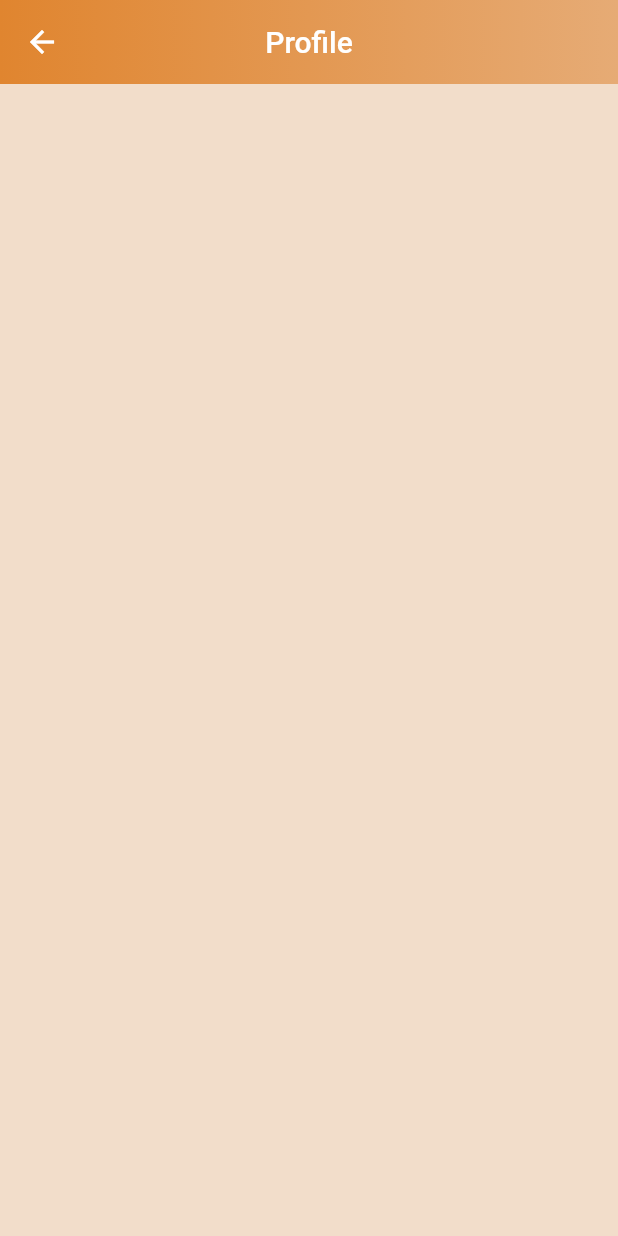
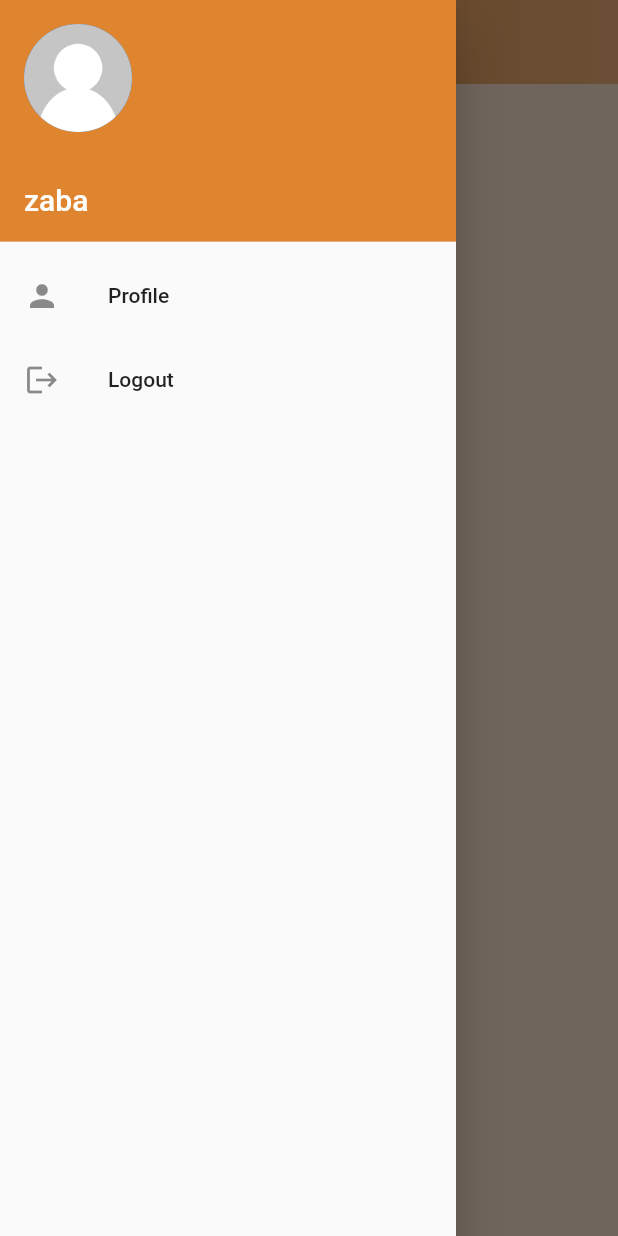
Before and after one commit to makjac/Flutter_PostBox_app, a Flutter app: the ProfilePage screen opened by its route, with the side drawer open (before the commit the screen has no drawer), on a phone screen of 412 x 824 dp. Run offline on Flutter 3.47's test engine with Material 2 defaults, Android fonts, the phone set to English and light mode, and no system bars; our stand-ins replace bloc, flutter_bloc, form_validator, shared_preferences; accounts and stored records are empty; network calls fail.

Commit message:
profile page update, new Drawer

```diff
--- a/lib/Forms/register_form/registerForm.dart
+++ b/lib/Forms/register_form/registerForm.dart
@@ -80,7 +80,8 @@ class RegisterForm extends StatelessWidget {
               ),
             ),
           ),
-      ));
+        ),
+      );
 
   Widget buildFirstName() => TextFormField(
         decoration: const InputDecoration(
--- a/lib/constans/strings.dart
+++ b/lib/constans/strings.dart
@@ -3,4 +3,5 @@
 const START_ROUTE = "/";
 const LOGIN_ROUTE = "/login";
 const REGISTER_ROUTE = "/register";
-const PROFILE_ROUTE = "/home";
+const PROFILE_ROUTE = "/profile";
+const EDIT_PROFILE_ROUTE = "/profile/edit";
--- a/lib/cubit/login_cubit.dart
+++ b/lib/cubit/login_cubit.dart
@@ -3,6 +3,7 @@ import 'package:bloc/bloc.dart';
 import 'package:flutter/material.dart';
 
 import 'package:post_box/data/repository.dart';
+import 'package:post_box/utils/userSharedPreferences.dart';
 
 part 'login_state.dart';
 
@@ -18,6 +19,7 @@ class LoginCubit extends Cubit<LoginState> {
     repository.loginUser(login, passwd).then((status) {
       switch (status) {
         case 200:
+          UserSharedPreferences.setLogin(login);
           emit(Logged());
           break;
         case 401:
--- a/lib/data/network_service.dart
+++ b/lib/data/network_service.dart
@@ -34,6 +34,7 @@ class NetworkService {
       return response.statusCode;
     } catch (e) {
       await UserSharedPreferences.setToken("");
+      await UserSharedPreferences.setLogin("");
       return 0;
     }
   }
--- /dev/null
+++ b/lib/graphic/templates/logged_page_template.dart
@@ -0,0 +1,68 @@
+// ignore_for_file: public_member_api_docs, sort_constructors_first
+import 'package:flutter/material.dart';
+import 'package:post_box/constans/colors.dart';
+import 'package:post_box/constans/strings.dart';
+import 'package:post_box/utils/userSharedPreferences.dart';
+
+class LoggedPageTemplate extends StatelessWidget {
+  final Widget? body;
+  final String title;
+  const LoggedPageTemplate({
+    Key? key,
+    this.body,
+    this.title = "",
+  }) : super(key: key);
+
+  @override
+  Widget build(BuildContext context) {
+    return Scaffold(
+      appBar: AppBar(
+        title: Text(title),
+        centerTitle: true,
+        backgroundColor: Colors.transparent,
+        bottomOpacity: 0.0,
+        elevation: 0.0,
+        flexibleSpace: Container(
+          decoration: const BoxDecoration(
+            gradient: LinearGradient(
+              colors: [Color(0xFFE0852F), Color(0xFFE6AB75)],
+            ),
+          ),
+        ),
+      ),
+      drawer: Drawer(
+        child: ListView(
+          padding: EdgeInsets.zero,
+          children: <Widget>[
+            const UserAccountsDrawerHeader(
+              accountName: Text("zaba", style: TextStyle(fontSize: 20)),
+              accountEmail: null,
+              currentAccountPicture: CircleAvatar(
+                backgroundImage: AssetImage('assets/images/def_avatar.png'),
+              ),
+              decoration: BoxDecoration(color: DARK_GRADIENT_COLOR),
+            ),
+            ListTile(
+              leading: const Icon(Icons.person),
+              title: const Text("Profile"),
+              onTap: () => Navigator.pushNamed(context, PROFILE_ROUTE),
+            ),
+            ListTile(
+              //tileColor: Colors.red[00],
+              leading: const Icon(Icons.logout),
+              title: const Text("Logout"),
+              onTap: () async {
+                await UserSharedPreferences.setToken("");
+                await UserSharedPreferences.setLogin("");
+                Navigator.pushNamedAndRemoveUntil(
+                    context, START_ROUTE, (Route<dynamic> route) => false);
+              },
+            )
+          ],
+        ),
+      ),
+      backgroundColor: const Color.fromARGB(255, 242, 221, 202),
+      body: body,
+    );
+  }
+}
--- a/lib/router.dart
+++ b/lib/router.dart
@@ -3,6 +3,7 @@ import 'package:flutter_bloc/flutter_bloc.dart';
 import 'package:post_box/cubit/login_cubit.dart';
 import 'package:post_box/cubit/register_cubit.dart';
 import 'package:post_box/data/network_service.dart';
+import 'package:post_box/pages/editProfileScreen.dart';
 import 'package:post_box/pages/pages_base.dart';
 import 'package:post_box/constans/strings.dart';
 import 'package:post_box/cubit/showcase_cubit.dart';
@@ -40,6 +41,8 @@ class AppRouter {
                       ShowcaseCubit(repository: repository!),
                   child: ProfilePage(),
                 ));
+      case EDIT_PROFILE_ROUTE:
+        return MaterialPageRoute(builder: (_) => const EditProfileScreen());
       default:
         return null;
     }
--- a/lib/utils/userSharedPreferences.dart
+++ b/lib/utils/userSharedPreferences.dart
@@ -6,6 +6,8 @@ class UserSharedPreferences {
   static late SharedPreferences _preferences;
 
   static const _keyToken = 'token';
+  static const _keyLogin = 'login';
+  static const _keyEmail = 'email';
 
   static Future init() async =>
       _preferences = await SharedPreferences.getInstance();
@@ -14,4 +16,9 @@ class UserSharedPreferences {
       await _preferences.setString(_keyToken, token);
 
   static String? getToken() => _preferences.getString(_keyToken);
+
+  static Future setLogin(String login) async =>
+      await _preferences.setString(_keyLogin, login);
+
+  static String? getLogin() => _preferences.getString(_keyLogin);
 }
--- a/pubspec.yaml
+++ b/pubspec.yaml
@@ -59,6 +59,7 @@ flutter:
   # To add assets to your application, add an assets section, like this:
   assets:
     - assets/images/postbox_logo_mini.png
+    - assets/images/def_avatar.png
   #   - images/a_dot_ham.jpeg
   # An image asset can refer to one or more resolution-specific "variants", see
   # https://flutter.dev/assets-and-images/#resolution-aware.
```
Also changed, not shown: lib/pages/editProfileScreen.dart (added, +10 -0 lines), lib/pages/profileSreen.dart (+176 -4 lines), assets/images/def_avatar.png (added). Lines whose indentation alone changed are shown as unchanged.
